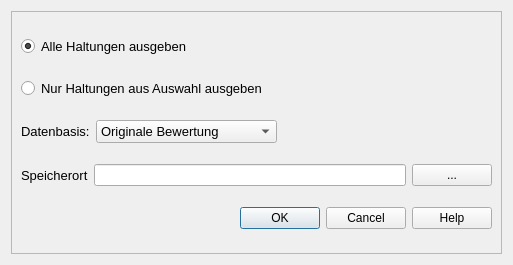
SonkeHoffmann/QKan-1, file qkan/tools/res/application_bericht.ui: the form before one commit.
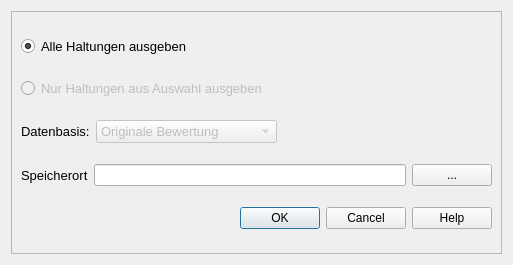
The form after the commit.

What changed in the file:
```diff
--- a/qkan/tools/res/application_bericht.ui
+++ b/qkan/tools/res/application_bericht.ui
@@ -46,6 +46,9 @@
        </item>
        <item>
         <widget class="QRadioButton" name="select_auswahl">
+         <property name="enabled">
+          <bool>false</bool>
+         </property>
          <property name="font">
           <font>
            <pointsize>10</pointsize>
@@ -75,6 +78,9 @@
          </item>
          <item>
           <widget class="QComboBox" name="bewertungsart">
+           <property name="enabled">
+            <bool>false</bool>
+           </property>
            <property name="font">
             <font>
              <pointsize>10</pointsize>
```
